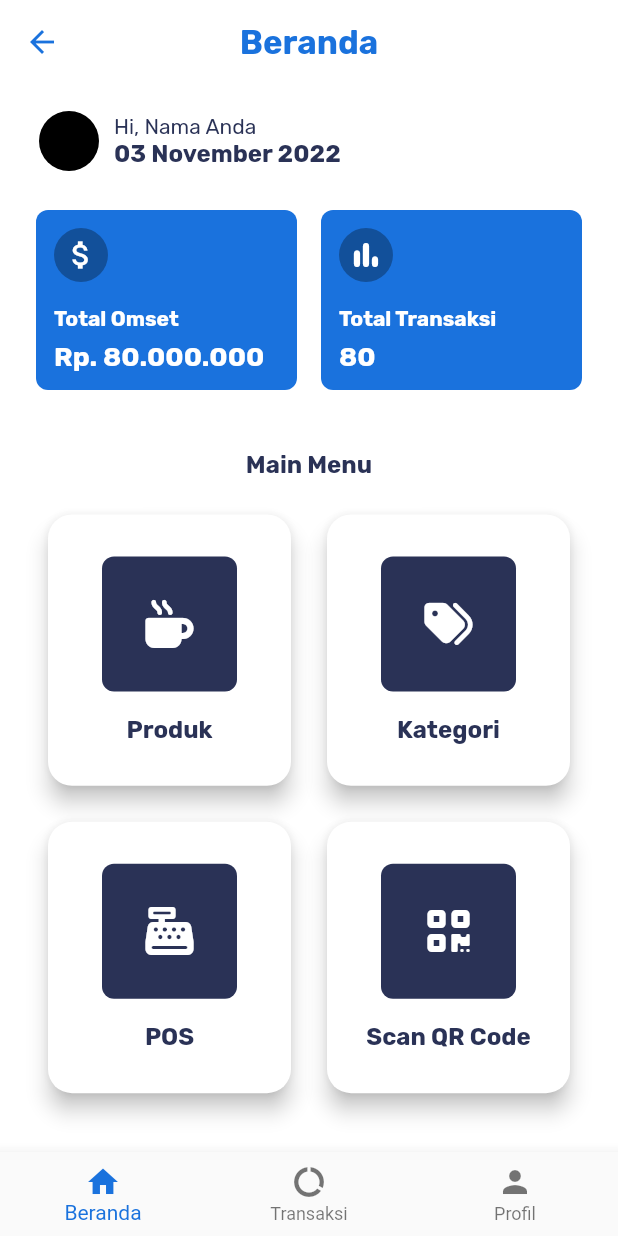
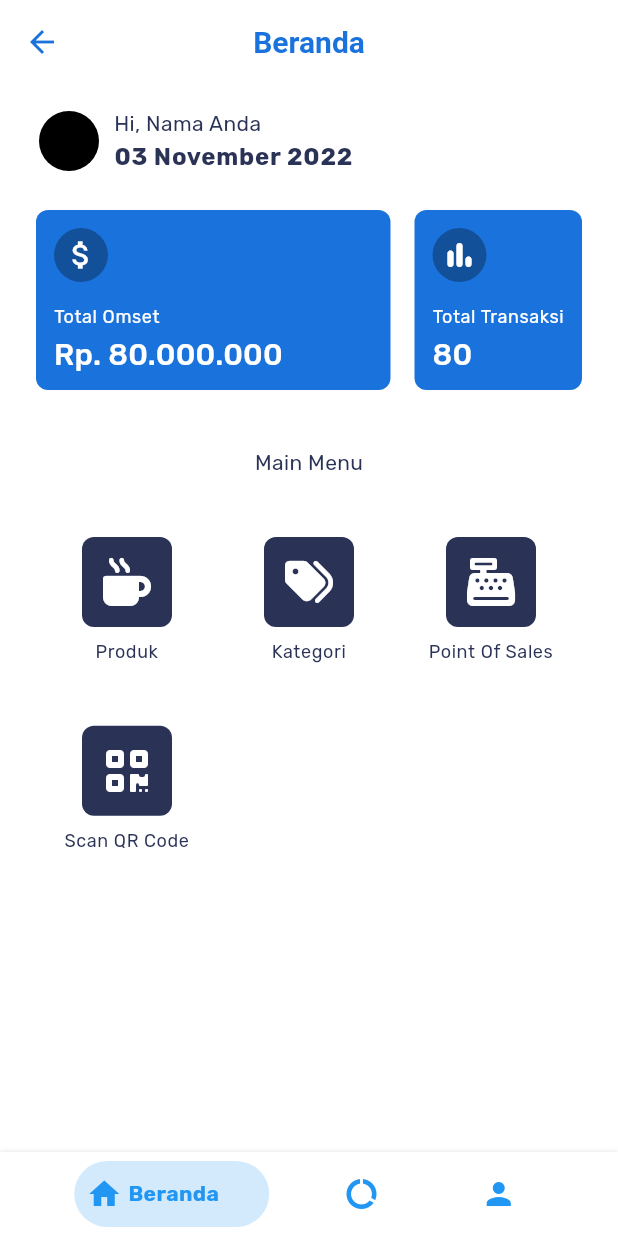
Before and after one commit to triagung128/fic-mini-project, a Flutter app: the VendorMainPage screen opened by its route, on a phone screen of 412 x 824 dp. Run offline on Flutter 3.47's test engine with Material 2 defaults, Android fonts, the phone set to English and light mode, and no system bars; drawn by our look-alikes of bottom_navy_bar; our stand-ins replace cloud_firestore, dartz, equatable, firebase_auth, firebase_core, firebase_storage and 7 more; accounts and stored records are empty; statements that could not run were skipped.

Commit message:
change text theme & added package bottom navy bar

```diff
--- a/lib/common/styles.dart
+++ b/lib/common/styles.dart
@@ -5,12 +5,68 @@ const Color blueColor = Color(0xFF1A72DD);
 const Color navyColor = Color(0xFF2A3256);
 const Color whiteColor = Color(0xFFFFFFFF);
 
-TextStyle blueTextStyle = GoogleFonts.rubik(color: blueColor);
-TextStyle navyTextStyle = GoogleFonts.rubik(color: navyColor);
-TextStyle whiteTextStyle = GoogleFonts.rubik(color: whiteColor);
-
-FontWeight light = FontWeight.w300;
-FontWeight regular = FontWeight.w400;
-FontWeight medium = FontWeight.w500;
-FontWeight semiBold = FontWeight.w600;
-FontWeight bold = FontWeight.w700;
+final textTheme = TextTheme(
+  headline1: GoogleFonts.rubik(
+    fontSize: 98,
+    fontWeight: FontWeight.w300,
+    letterSpacing: -1.5,
+  ),
+  headline2: GoogleFonts.rubik(
+    fontSize: 61,
+    fontWeight: FontWeight.w300,
+    letterSpacing: -0.5,
+  ),
+  headline3: GoogleFonts.rubik(
+    fontSize: 49,
+    fontWeight: FontWeight.w400,
+  ),
+  headline4: GoogleFonts.rubik(
+    fontSize: 35,
+    fontWeight: FontWeight.w400,
+    letterSpacing: 0.25,
+  ),
+  headline5: GoogleFonts.rubik(
+    fontSize: 24,
+    fontWeight: FontWeight.w400,
+  ),
+  headline6: GoogleFonts.rubik(
+    fontSize: 20,
+    fontWeight: FontWeight.w500,
+    letterSpacing: 0.15,
+  ),
+  subtitle1: GoogleFonts.rubik(
+    fontSize: 16,
+    fontWeight: FontWeight.w400,
+    letterSpacing: 0.15,
+  ),
+  subtitle2: GoogleFonts.rubik(
+    fontSize: 14,
+    fontWeight: FontWeight.w500,
+    letterSpacing: 0.1,
+  ),
+  bodyText1: GoogleFonts.rubik(
+    fontSize: 16,
+    fontWeight: FontWeight.w400,
+    letterSpacing: 0.5,
+  ),
+  bodyText2: GoogleFonts.rubik(
+    fontSize: 14,
+    fontWeight: FontWeight.w400,
+    letterSpacing: 0.25,
+  ),
+  button: GoogleFonts.rubik(
+    fontSize: 14,
+    fontWeight: FontWeight.w500,
+    letterSpacing: 1.25,
+  ),
+  caption: GoogleFonts.rubik(
+    fontSize: 12,
+    fontWeight: FontWeight.w400,
+    letterSpacing: 0.4,
+  ),
+  overline: GoogleFonts.rubik(
+    fontSize: 10,
+    fontWeight: FontWeight.w400,
+    letterSpacing: 1.5,
+  ),
+);
--- a/lib/data/models/menu_model.dart
+++ /dev/null
@@ -1,13 +0,0 @@
-import 'package:flutter/material.dart';
-
-class MenuModel {
-  final Function() onPressed;
-  final Widget icon;
-  final String labelText;
-
-  MenuModel({
-    required this.onPressed,
-    required this.icon,
-    required this.labelText,
-  });
-}
--- a/lib/presentation/pages/vendor/vendor_home_page.dart
+++ b/lib/presentation/pages/vendor/vendor_home_page.dart
@@ -1,7 +1,18 @@
 import 'package:fic_mini_project/common/styles.dart';
-import 'package:fic_mini_project/data/models/menu_model.dart';
 import 'package:flutter/material.dart';
 import 'package:font_awesome_flutter/font_awesome_flutter.dart';
+
+class MenuModel {
+  final Function() onPressed;
+  final Widget icon;
+  final String labelText;
+
+  MenuModel({
+    required this.onPressed,
+    required this.icon,
+    required this.labelText,
+  });
+}
 
 class VendorHomePage extends StatelessWidget {
   VendorHomePage({super.key});
@@ -32,7 +43,7 @@ class VendorHomePage extends StatelessWidget {
         size: 32,
         color: whiteColor,
       ),
-      labelText: 'POS',
+      labelText: 'Point Of Sales',
     ),
     MenuModel(
       onPressed: () {},
@@ -75,13 +86,17 @@ class VendorHomePage extends StatelessWidget {
                     children: [
                       Text(
                         'Hi, Nama Anda',
-                        style: navyTextStyle,
+                        style: Theme.of(context)
+                            .textTheme
+                            .bodyText2!
+                            .copyWith(color: navyColor),
                       ),
+                      const SizedBox(height: 4),
                       Text(
                         '03 November 2022',
-                        style: navyTextStyle.copyWith(
-                          fontSize: 16,
-                          fontWeight: bold,
+                        style: Theme.of(context).textTheme.bodyText1!.copyWith(
+                              color: navyColor,
+                              fontWeight: FontWeight.w700,
                             ),
                       ),
                     ],
@@ -100,30 +115,27 @@ class VendorHomePage extends StatelessWidget {
                     ),
                   ),
                   SizedBox(width: 16),
-                  Expanded(
-                    child: _SummaryCard(
+                  _SummaryCard(
                     icon: Icons.bar_chart_rounded,
                     label: 'Total Transaksi',
                     value: '80',
-                    ),
                   ),
                 ],
               ),
               const SizedBox(height: 40),
               Text(
                 'Main Menu',
-                style: navyTextStyle.copyWith(
-                  fontSize: 16,
-                  fontWeight: bold,
-                ),
+                style: Theme.of(context)
+                    .textTheme
+                    .bodyText2!
+                    .copyWith(color: navyColor),
               ),
               const SizedBox(height: 16),
               Expanded(
                 child: GridView.builder(
                   gridDelegate: const SliverGridDelegateWithFixedCrossAxisCount(
-                    crossAxisCount: 2,
-                    crossAxisSpacing: 16,
-                    mainAxisSpacing: 16,
+                    crossAxisCount: 3,
+                    crossAxisSpacing: 8,
                     childAspectRatio: 0.9,
                   ),
                   padding: const EdgeInsets.all(4),
@@ -160,36 +172,29 @@ class _MenuCard extends StatelessWidget {
 
   @override
   Widget build(BuildContext context) {
-    return Card(
-      elevation: 6,
-      shape: RoundedRectangleBorder(
-        borderRadius: BorderRadius.circular(16),
-      ),
-      child: InkWell(
+    return InkWell(
       onTap: () {},
       borderRadius: BorderRadius.circular(16),
       child: Column(
         mainAxisAlignment: MainAxisAlignment.center,
         children: [
           Container(
-              height: 90,
-              width: 90,
+            height: 60,
+            width: 60,
             decoration: BoxDecoration(
               color: navyColor,
               borderRadius: BorderRadius.circular(8),
             ),
             child: Center(child: icon),
           ),
-            const SizedBox(height: 16),
+          const SizedBox(height: 10),
           Text(
             labelText,
-              style: navyTextStyle.copyWith(
-                fontSize: 16,
-                fontWeight: bold,
-              ),
+            textAlign: TextAlign.center,
+            style:
+                Theme.of(context).textTheme.caption!.copyWith(color: navyColor),
           ),
         ],
-        ),
       ),
     );
   }
@@ -226,17 +231,18 @@ class _SummaryCard extends StatelessWidget {
           const SizedBox(height: 16),
           Text(
             label,
-            style: whiteTextStyle.copyWith(
-              fontWeight: bold,
-            ),
+            style: Theme.of(context)
+                .textTheme
+                .caption!
+                .copyWith(color: whiteColor),
           ),
           const SizedBox(height: 6),
           Text(
             value,
-            style: whiteTextStyle.copyWith(
-              fontSize: 18,
-              fontWeight: bold,
-            ),
+            style: Theme.of(context)
+                .textTheme
+                .headline6!
+                .copyWith(color: whiteColor),
           ),
         ],
       ),
--- a/lib/presentation/pages/vendor/vendor_main_page.dart
+++ b/lib/presentation/pages/vendor/vendor_main_page.dart
@@ -1,3 +1,4 @@
+import 'package:bottom_navy_bar/bottom_navy_bar.dart';
 import 'package:fic_mini_project/presentation/pages/profile/profile_page.dart';
 import 'package:fic_mini_project/presentation/pages/vendor/transaction_page.dart';
 import 'package:fic_mini_project/presentation/pages/vendor/vendor_home_page.dart';
@@ -13,18 +14,18 @@ class VendorMainPage extends StatefulWidget {
 class _VendorMainPageState extends State<VendorMainPage> {
   int _bottomNavIndex = 0;
 
-  final List<BottomNavigationBarItem> _bottomNavBarItems = const [
-    BottomNavigationBarItem(
-      icon: Icon(Icons.home),
-      label: 'Beranda',
+  final List<BottomNavyBarItem> _bottomNavBarItems = [
+    BottomNavyBarItem(
+      icon: const Icon(Icons.home),
+      title: const Text('Beranda'),
     ),
-    BottomNavigationBarItem(
-      icon: Icon(Icons.data_usage),
-      label: 'Transaksi',
+    BottomNavyBarItem(
+      icon: const Icon(Icons.data_usage),
+      title: const Text('Transaksi'),
     ),
-    BottomNavigationBarItem(
-      icon: Icon(Icons.person),
-      label: 'Profil',
+    BottomNavyBarItem(
+      icon: const Icon(Icons.person),
+      title: const Text('Profil'),
     ),
   ];
 
@@ -47,10 +48,11 @@ class _VendorMainPageState extends State<VendorMainPage> {
         index: _bottomNavIndex,
         children: _listWidget,
       ),
-      bottomNavigationBar: BottomNavigationBar(
-        currentIndex: _bottomNavIndex,
+      bottomNavigationBar: BottomNavyBar(
+        mainAxisAlignment: MainAxisAlignment.spaceEvenly,
         items: _bottomNavBarItems,
-        onTap: _onBottomNavTapped,
+        selectedIndex: _bottomNavIndex,
+        onItemSelected: _onBottomNavTapped,
       ),
     );
   }
--- a/pubspec.yaml
+++ b/pubspec.yaml
@@ -49,6 +49,7 @@ dependencies:
   cloud_firestore: ^4.3.0
   firebase_storage: ^11.0.9
   image_picker: ^0.8.6
+  bottom_navy_bar: ^6.0.0
 
 dev_dependencies:
   flutter_test:
```
Also changed, not shown: lib/main.dart (+5 -4 lines), lib/presentation/pages/login_page.dart (+20 -19 lines), lib/presentation/pages/profile/profile_page.dart (+23 -14 lines), lib/presentation/pages/profile/update_profile_page.dart (+14 -19 lines), pubspec.lock. Lines whose indentation alone changed are shown as unchanged.
